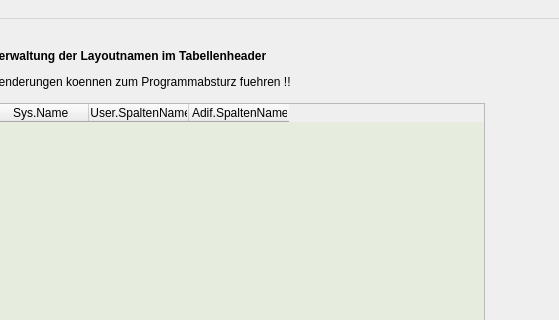
Before: the Qt Designer form adminDiag/admin.ui in frohro/qtlog, drawn with Qt 5; both pictures show x 350 to 909 and y 0 to 320 of the 909 by 643 pixel window.
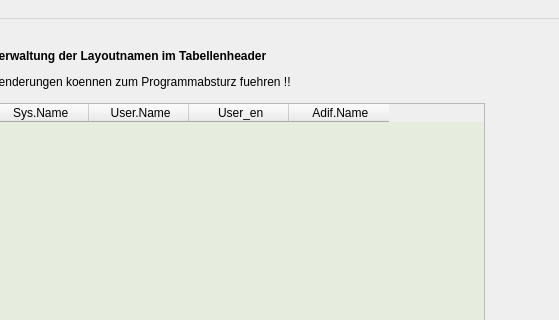
After: the same form once the commit is applied. The open tabs and pages were chosen to show the change. Icons and pictures are not drawn.

```diff
--- a/adminDiag/admin.ui
+++ b/adminDiag/admin.ui
@@ -1779,12 +1779,17 @@
       </column>
       <column>
        <property name="text">
-        <string> User.SpaltenName</string>
+        <string> User.Name</string>
        </property>
       </column>
       <column>
        <property name="text">
-        <string> Adif.SpaltenName</string>
+        <string> User_en</string>
+       </property>
+      </column>
+      <column>
+       <property name="text">
+        <string> Adif.Name</string>
        </property>
       </column>
      </widget>
```
Left out of the diff: 2 changed lines with no effect on the pictures.
